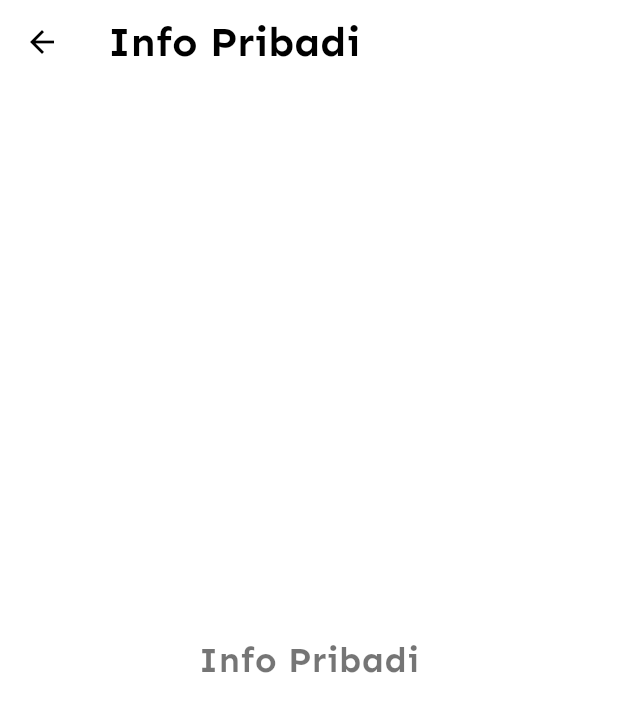
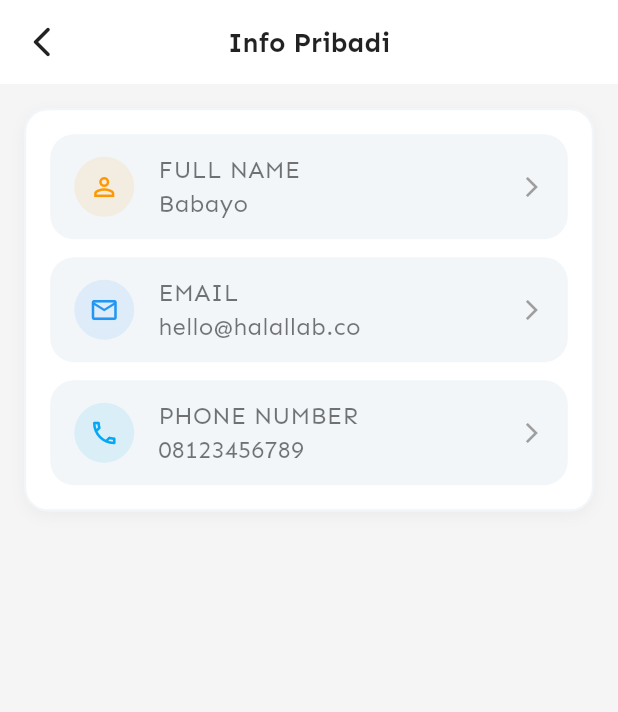
Before and after one commit to zaen-dotcom/golapak2, a Flutter app: the MainNavigation screen opened by its route, item 3 of the bottom bar chosen, after a tap on "Info Pribadi", on a phone screen of 412 x 824 dp. Shown: the top 712 px of the screen. Run offline on Flutter 3.47's test engine with Material 3 defaults, Android fonts, the phone set to English and light mode, and no system bars; our stand-ins replace shared_preferences; accounts and stored records are empty.

Commit message:
finishing detail

```diff
--- a/lib/routes/main_navigation.dart
+++ b/lib/routes/main_navigation.dart
@@ -145,14 +145,22 @@ class _MainNavigationState extends State<MainNavigation> {
                 ),
               ],
             ),
+            child: Stack(
               alignment: Alignment.center,
+              children: [
+                const Icon(Icons.chat_bubble, color: Colors.white, size: 28),
+                Transform.translate(
+                  offset: const Offset(0, -3),
                   child: const Text(
                     'AI',
                     style: TextStyle(
-                color: Colors.white,
-                fontSize: 18,
+                      color: Colors.black,
+                      fontSize: 12,
                       fontWeight: FontWeight.bold,
                     ),
+                  ),
+                ),
+              ],
             ),
           ),
         ),
--- a/lib/screens/home_screen.dart
+++ b/lib/screens/home_screen.dart
@@ -8,7 +8,7 @@ import '../cart/cart_provider.dart';
 import '../theme/colors.dart';
 import 'dart:ui';
 import '../screens/profile/help.dart';
-import '../components/dot_indicator.dart'; // Import untuk DotIndicator
+import '../components/dot_indicator.dart';
 
 class HomeScreen extends StatefulWidget {
   const HomeScreen({super.key});
--- a/lib/screens/profile/infopribadi.dart
+++ b/lib/screens/profile/infopribadi.dart
@@ -1,4 +1,6 @@
 import 'package:flutter/material.dart';
+import '../../theme/colors.dart';
+import '../../components/menuitem.dart';
 
 class InfoScreen extends StatelessWidget {
   const InfoScreen({Key? key}) : super(key: key);
@@ -6,11 +8,68 @@ class InfoScreen extends StatelessWidget {
   @override
   Widget build(BuildContext context) {
     return Scaffold(
-      appBar: AppBar(title: const Text('Info Pribadi')),
-      body: const Center(
-        child: Text(
+      appBar: AppBar(
+        backgroundColor: Colors.white,
+        elevation: 0,
+        centerTitle: true,
+        title: const Text(
           'Info Pribadi',
-          style: TextStyle(fontSize: 24, fontWeight: FontWeight.bold),
+          style: TextStyle(
+            color: Colors.black87,
+            fontSize: 18,
+            fontWeight: FontWeight.w600,
+          ),
+        ),
+        leading: IconButton(
+          icon: const Icon(
+            Icons.arrow_back_ios_new_rounded,
+            color: Colors.black87,
+          ),
+          onPressed: () => Navigator.pop(context),
+        ),
+      ),
+      backgroundColor: Colors.grey[100],
+      body: Padding(
+        padding: const EdgeInsets.all(16.0),
+        child: Container(
+          padding: const EdgeInsets.all(16),
+          decoration: BoxDecoration(
+            color: Colors.white,
+            border: Border.all(color: AppColors.lightGreyBlue, width: 1.5),
+            borderRadius: BorderRadius.circular(16),
+            boxShadow: [
+              BoxShadow(
+                color: Colors.black.withOpacity(0.04),
+                blurRadius: 8,
+                offset: const Offset(0, 3),
+              ),
+            ],
+          ),
+          child: Column(
+            mainAxisSize: MainAxisSize.min,
+            children: [
+              MenuItem(
+                icon: Icons.person_outline,
+                iconColor: Colors.orange,
+                text: 'FULL NAME\nBabayo',
+                onTap: () {},
+              ),
+              const SizedBox(height: 12),
+              MenuItem(
+                icon: Icons.email_outlined,
+                iconColor: Colors.blue,
+                text: 'EMAIL\nhello@halallab.co',
+                onTap: () {},
+              ),
+              const SizedBox(height: 12),
+              MenuItem(
+                icon: Icons.phone_outlined,
+                iconColor: Colors.lightBlue,
+                text: 'PHONE NUMBER\n08123456789',
+                onTap: () {},
+              ),
+            ],
+          ),
         ),
       ),
     );
--- a/pubspec.yaml
+++ b/pubspec.yaml
@@ -38,6 +38,8 @@ dependencies:
   http: ^0.13.4
   image_picker: ^1.0.4
   provider: ^6.0.0
+  flutter_markdown: ^0.6.14
+
 
 dev_dependencies:
   flutter_test:
```
Also changed, not shown: lib/screens/profile/alamat.dart (+20 -1 lines), lib/screens/profile/help.dart (+16 -21 lines), lib/screens/profile/keranjang.dart (+20 -1 lines), lib/screens/profile/pengaturan.dart (+20 -1 lines), pubspec.lock. Lines whose indentation alone changed are shown as unchanged.
